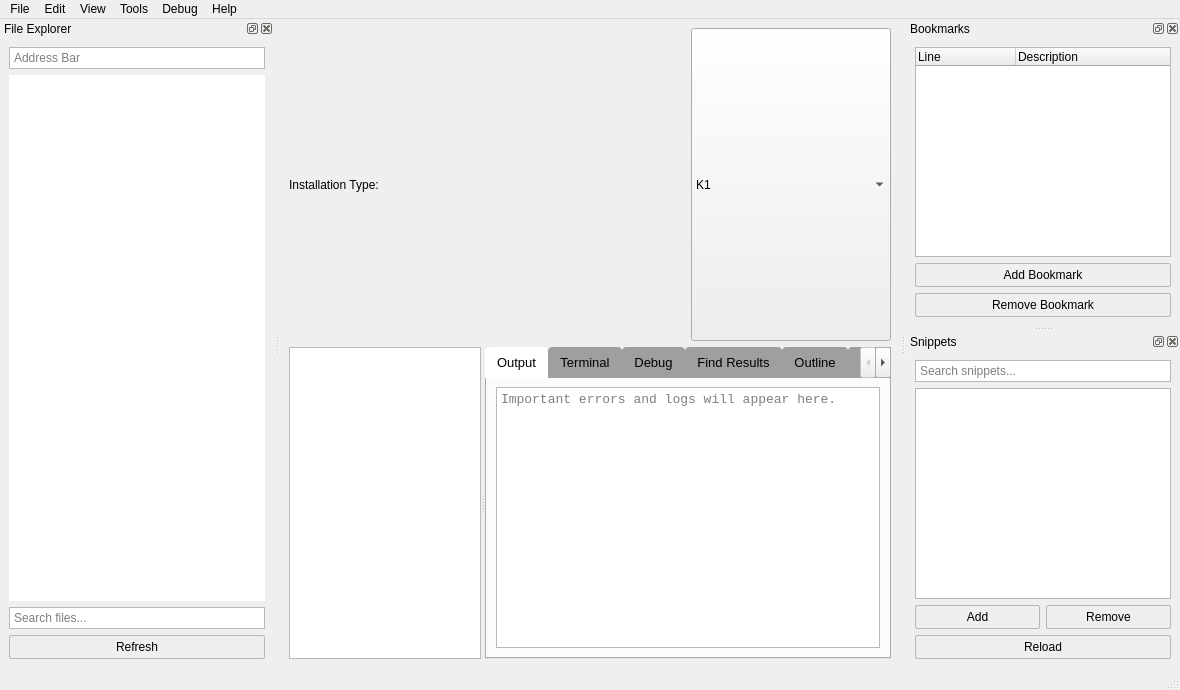
Old version of the form Tools/HolocronToolset/src/ui/editors/nss.ui in the repository NickHugi/PyKotor.
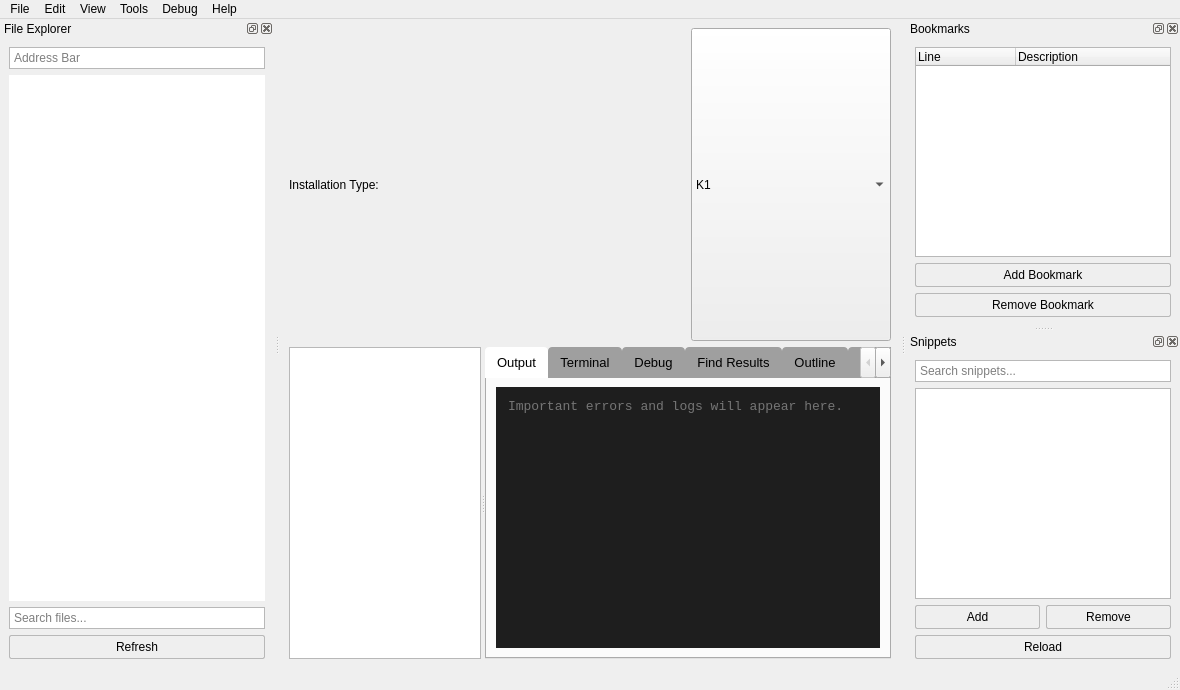
New version of the form. The open tabs and pages were chosen to show the change. Custom widgets are drawn as their Qt base class.

Patch:
```diff
--- a/Tools/HolocronToolset/src/ui/editors/nss.ui
+++ b/Tools/HolocronToolset/src/ui/editors/nss.ui
@@ -148,10 +148,20 @@
                                         <widget class="QPlainTextEdit" name="outputEdit">
                                             <property name="font">
                                                 <font>
-                                                    <family>Lucida Console</family>
+                                                    <family>Consolas</family>
                                                     <pointsize>10</pointsize>
                                                 </font>
                                             </property>
+                                            <property name="styleSheet">
+                                                <string notr="true">QPlainTextEdit {
+    background-color: #1e1e1e;
+    color: #cccccc;
+    border: none;
+    padding: 8px;
+    selection-background-color: #264f78;
+    selection-color: #ffffff;
+}</string>
+                                            </property>
                                             <property name="cursor" stdset="0">
                                                 <cursorShape>IBeamCursor</cursorShape>
                                             </property>
@@ -164,6 +174,9 @@
                                             <property name="readOnly">
                                                 <bool>true</bool>
                                             </property>
+                                            <property name="lineWrapMode">
+                                                <enum>QPlainTextEdit::WidgetWidth</enum>
+                                            </property>
                                             <property name="placeholderText">
                                                 <string>Important errors and logs will appear here.</string>
                                             </property>
```
